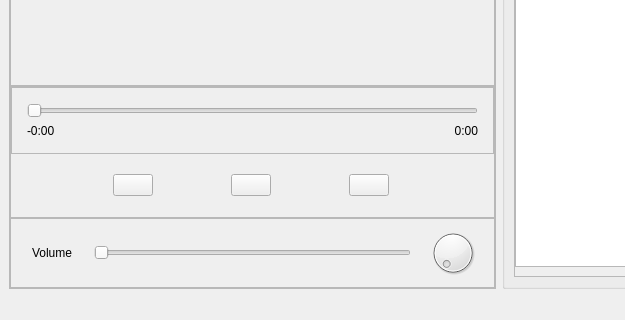
First picture: the form in qt_mp3_player.ui, repository LES4975/PyQt_MP3_Player, before the edit; both pictures show x 0 to 625 and y 404 to 724 of the 835 by 724 pixel window.
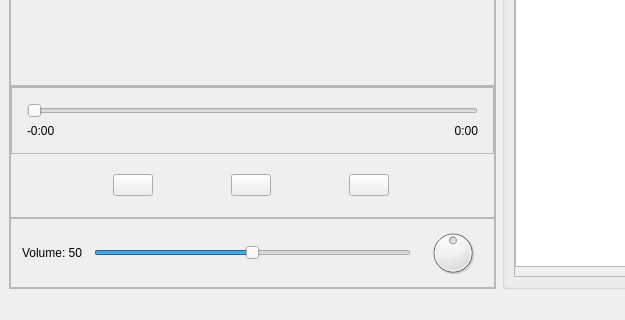
Second picture: the form after the edit. Icons and pictures are not drawn.

```diff
--- a/qt_mp3_player.ui
+++ b/qt_mp3_player.ui
@@ -322,7 +322,7 @@
           <item>
            <widget class="QLabel" name="Volume">
             <property name="text">
-             <string>Volume</string>
+             <string>Volume: 50</string>
             </property>
             <property name="alignment">
              <set>Qt::AlignCenter</set>
@@ -331,6 +331,15 @@
           </item>
           <item>
            <widget class="QSlider" name="horizontalSlider">
+            <property name="maximum">
+             <number>100</number>
+            </property>
+            <property name="pageStep">
+             <number>100</number>
+            </property>
+            <property name="sliderPosition">
+             <number>50</number>
+            </property>
             <property name="orientation">
              <enum>Qt::Horizontal</enum>
             </property>
@@ -344,6 +353,15 @@
               <verstretch>0</verstretch>
              </sizepolicy>
             </property>
+            <property name="maximum">
+             <number>100</number>
+            </property>
+            <property name="pageStep">
+             <number>100</number>
+            </property>
+            <property name="sliderPosition">
+             <number>50</number>
+            </property>
            </widget>
           </item>
          </layout>
```
Left out of the diff: 13 changed lines with no effect on the pictures.
